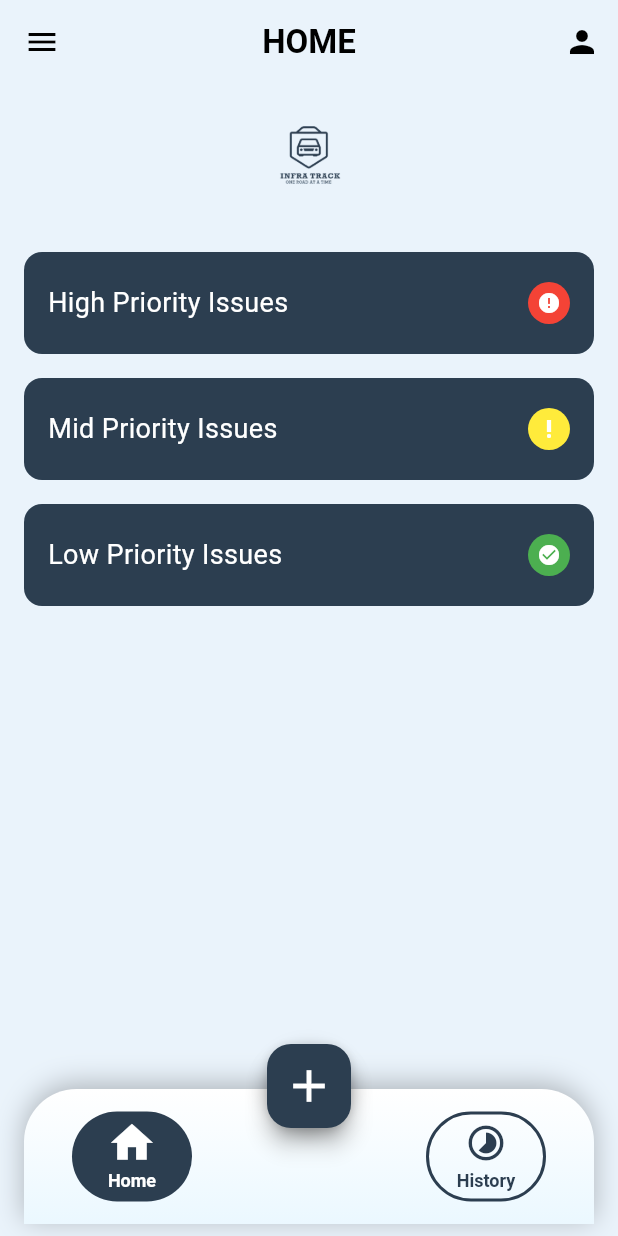
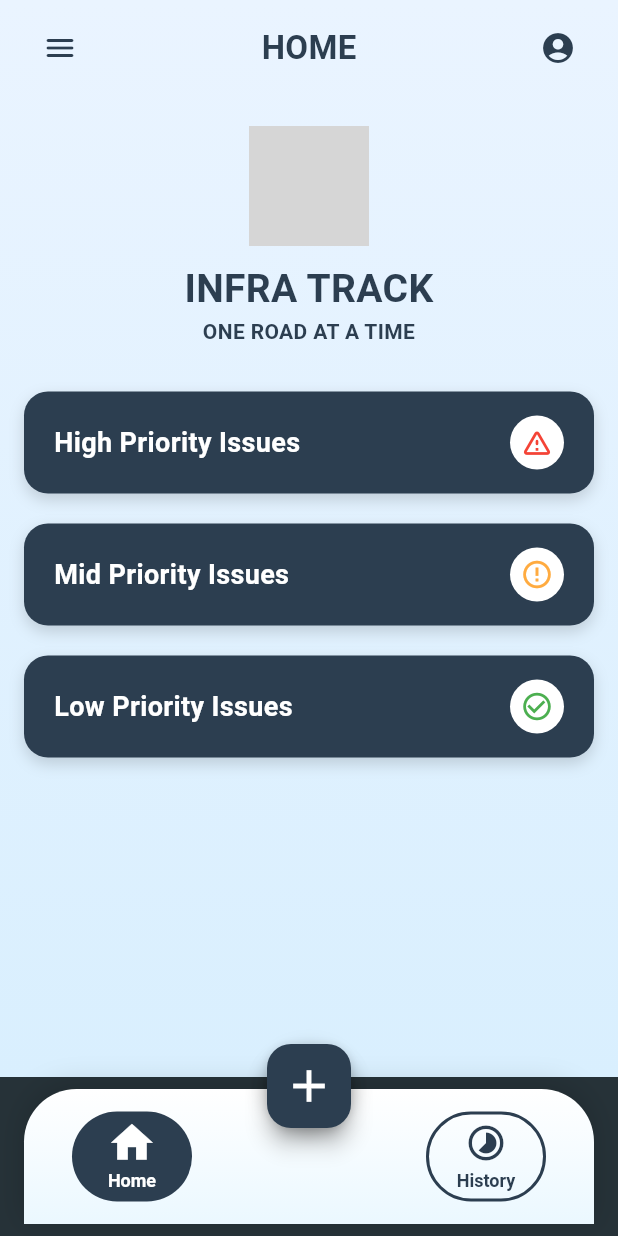
Before and after one commit to Anupakehelgamuwa2004/SDGP_G-153_Infratrack_ClientSide, a Flutter app: the HomeScreen screen opened by its route, on a phone screen of 412 x 824 dp. Run offline on Flutter 3.47's test engine with Material 3 defaults, Android fonts, the phone set to English and light mode, and no system bars; grey boxes are pictures that could not be loaded.

Commit message:
feat:fixing home page

```diff
--- a/sdgp_infratrack_clone/lib/main.dart
+++ b/sdgp_infratrack_clone/lib/main.dart
@@ -6,9 +6,7 @@ import 'package:infratrack/screens/Government_issue_screen_mid.dart';
 import 'package:infratrack/screens/home.dart';
 import 'package:infratrack/screens/login.dart';
 
-
 // Placeholder for Reset Password
-
 
 void main() {
   runApp(const MyApp());
@@ -18,7 +16,6 @@ class MyApp extends StatelessWidget {
   const MyApp({super.key});
 
   @override
-
   Widget build(BuildContext context) {
     return MaterialApp(
       debugShowCheckedModeBanner: false,
@@ -33,16 +30,12 @@ class MyApp extends StatelessWidget {
       home: const LoginScreen(), // Default starting screen
       routes: {
         "/login": (context) => const LoginScreen(),
-        "/home": (context) => const HomeScreen(),
-        "/issue_description" : (context) => const GovernmentIssueDescriptionScreen(),
-        "/Gov_high" : (context) => const GovernmentIssueScreenHigh(),
-        "/Gov_Low" : (context) => const GovernmentIssueScreenLow(),
-        "/Gov_Mid" : (context) => const GovernmentIssueScreenMid(),
-
-
-
-
-
+        "/home": (context) => HomeScreen(),
+        "/issue_description": (context) =>
+            const GovernmentIssueDescriptionScreen(),
+        "/Gov_high": (context) => const GovernmentIssueScreenHigh(),
+        "/Gov_Low": (context) => const GovernmentIssueScreenLow(),
+        "/Gov_Mid": (context) => const GovernmentIssueScreenMid(),
       },
     );
   }
--- a/sdgp_infratrack_clone/lib/screens/home.dart
+++ b/sdgp_infratrack_clone/lib/screens/home.dart
@@ -1,127 +1,158 @@
 import 'package:flutter/material.dart';
-
-void main() {
-  runApp(const InfraTrackApp());
-}
-
-class InfraTrackApp extends StatelessWidget {
-  const InfraTrackApp({Key? key}) : super(key: key);
-
-  @override
-  Widget build(BuildContext context) {
-    return MaterialApp(
-      title: 'Infra Track',
-      debugShowCheckedModeBanner: false,
-      home: const HomeScreen(),
-      routes: {
-        // Existing route for adding a new report
-        '/add_report': (context) => const AddReportScreen(),
-
-        // New routes for High, Mid, and Low priority screens
-        '/high_priority': (context) => const HighPriorityScreen(),
-        '/mid_priority': (context) => const MidPriorityScreen(),
-        '/low_priority': (context) => const LowPriorityScreen(),
-      },
-    );
-  }
-}
+import 'package:infratrack/components/bottom_navigation.dart';
 
 class HomeScreen extends StatefulWidget {
-  const HomeScreen({Key? key}) : super(key: key);
+  const HomeScreen({super.key});
 
   @override
   State<HomeScreen> createState() => _HomeScreenState();
 }
 
-class _HomeScreenState extends State<HomeScreen> {
+class _HomeScreenState extends State<HomeScreen>
+    with SingleTickerProviderStateMixin {
   int _selectedIndex = 0;
+  late AnimationController _controller;
+  late Animation<double> _scaleAnimation;
+
+  @override
+  void initState() {
+    super.initState();
+    _controller = AnimationController(
+      vsync: this,
+      duration: const Duration(milliseconds: 300),
+    );
+    _scaleAnimation = Tween<double>(begin: 0.95, end: 1.0).animate(
+      CurvedAnimation(parent: _controller, curve: Curves.easeInOut),
+    );
+    _controller.forward();
+  }
+
+  @override
+  void dispose() {
+    _controller.dispose();
+    super.dispose();
+  }
 
   void _onItemTapped(int index) {
     setState(() {
       _selectedIndex = index;
     });
-    // Add logic to switch screens if desired:
-    // if (index == 0) { /* Show home content */ }
-    // else if (index == 1) { /* Show history content */ }
   }
 
   @override
   Widget build(BuildContext context) {
     return Scaffold(
-      // Light blue-ish background
-      backgroundColor: const Color(0xFFEAF3FB),
-      appBar: AppBar(
-        backgroundColor: Colors.transparent,
-        elevation: 0,
-        leading: IconButton(
-          icon: const Icon(Icons.menu, color: Colors.black),
-          onPressed: () {
-            // Open drawer or do something else
-          },
+      // A gradient background for a softer, more polished look.
+      body: Container(
+        decoration: const BoxDecoration(
+          gradient: LinearGradient(
+            colors: [Color(0xFFEAF4FF), Color(0xFFD9EFFE)],
+            begin: Alignment.topCenter,
+            end: Alignment.bottomCenter,
           ),
-        centerTitle: true,
-        title: const Text(
-          'HOME',
-          style: TextStyle(color: Colors.black, fontWeight: FontWeight.bold),
         ),
-        actions: [
+        child: SafeArea(
+          child: ScaleTransition(
+            scale: _scaleAnimation,
+            child: Column(
+              crossAxisAlignment: CrossAxisAlignment.stretch,
+              children: [
+                // Custom AppBar
+                Container(
+                  color: Colors.transparent,
+                  padding: const EdgeInsets.symmetric(
+                      horizontal: 16.0, vertical: 8.0),
+                  child: Row(
+                    mainAxisAlignment: MainAxisAlignment.spaceBetween,
+                    children: [
                       IconButton(
-            icon: const Icon(Icons.person, color: Colors.black),
-            onPressed: () {
-              // Navigate to profile or do something else
-            },
+                        icon: const Icon(Icons.menu_rounded,
+                            color: Color(0xFF2C3E50)),
+                        onPressed: () {},
+                      ),
+                      const Text(
+                        "HOME",
+                        style: TextStyle(
+                          color: Color(0xFF2C3E50),
+                          fontSize: 22,
+                          fontWeight: FontWeight.bold,
+                        ),
+                      ),
+                      IconButton(
+                        icon: const Icon(Icons.account_circle_rounded,
+                            color: Color(0xFF2C3E50)),
+                        onPressed: () {},
                       ),
                     ],
                   ),
-      body: SingleChildScrollView(
+                ),
+
+                // Main Content
+                Expanded(
+                  child: SingleChildScrollView(
+                    padding: const EdgeInsets.symmetric(
+                        horizontal: 16, vertical: 10),
                     child: Column(
                       children: [
-            const SizedBox(height: 16),
-            Column(
-              children: [
-                // Use the full path including .png
-                SizedBox(
-                  height: 64,
-                  child: Image.asset(
-                    'assets/infra_track_logo.png',
-                    fit: BoxFit.contain,
+                        // Logo and Headings
+                        const SizedBox(height: 10),
+                        Image.asset(
+                          'assets/logo.png',
+                          height: 80,
+                        ),
+                        const SizedBox(height: 10),
+                        const Text(
+                          "INFRA TRACK",
+                          textAlign: TextAlign.center,
+                          style: TextStyle(
+                            color: Color(0xFF2C3E50),
+                            fontSize: 26,
+                            fontWeight: FontWeight.bold,
+                          ),
+                        ),
+                        const Text(
+                          "ONE ROAD AT A TIME",
+                          textAlign: TextAlign.center,
+                          style: TextStyle(
+                            color: Color(0xFF2C3E50),
+                            fontSize: 14,
+                            fontWeight: FontWeight.w600,
+                          ),
+                        ),
+                        const SizedBox(height: 30),
+
+                        // Priority Issue Cards
+                        IssueCard(
+                          title: "High Priority Issues",
+                          color: Colors.red,
+                          icon: Icons.warning_amber_rounded,
+                          onTap: () =>
+                              Navigator.pushNamed(context, "/Gov_high"),
+                        ),
+                        const SizedBox(height: 20),
+                        IssueCard(
+                          title: "Mid Priority Issues",
+                          color: Colors.orangeAccent,
+                          icon: Icons.error_outline,
+                          onTap: () => Navigator.pushNamed(context, "/Gov_mid"),
+                        ),
+                        const SizedBox(height: 20),
+                        IssueCard(
+                          title: "Low Priority Issues",
+                          color: Colors.green,
+                          icon: Icons.check_circle_outline,
+                          onTap: () => Navigator.pushNamed(context, "/Gov_low"),
+                        ),
+                      ],
+                    ),
                   ),
                 ),
               ],
             ),
-            const SizedBox(height: 24),
-            // High Priority Issues
-            _PriorityCard(
-              label: 'High Priority Issues',
-              circleColor: Colors.red,
-              icon: Icons.error,
-              onTap: () {
-                Navigator.pushNamed(context, "/Government_issue_screen_high");
-              },
-            ),
-            // Mid Priority Issues
-            _PriorityCard(
-              label: 'Mid Priority Issues',
-              circleColor: Colors.yellow,
-              icon: Icons.priority_high,
-              onTap: () {
-                Navigator.pushNamed(context, "/Government_issue_screen_mid");
-              },
-            ),
-            // Low Priority Issues
-            _PriorityCard(
-              label: 'Low Priority Issues',
-              circleColor: Colors.green,
-              icon: Icons.check_circle,
-              onTap: () {
-                Navigator.pushNamed(context, "/Government_issue_screen_low");
-              },
-            ),
-            const SizedBox(height: 32),
-          ],
           ),
         ),
-      // Use the custom BottomNavigation widget:
+      ),
+      // Use your existing BottomNavigation
       bottomNavigationBar: BottomNavigation(
         selectedIndex: _selectedIndex,
         onItemTapped: _onItemTapped,
@@ -130,270 +161,106 @@ class _HomeScreenState extends State<HomeScreen> {
   }
 }
 
-class _PriorityCard extends StatelessWidget {
-  final String label;
-  final Color circleColor;
+class IssueCard extends StatefulWidget {
+  final String title;
+  final Color color;
   final IconData icon;
   final VoidCallback onTap;
 
-  const _PriorityCard({
-    Key? key,
-    required this.label,
-    required this.circleColor,
+  const IssueCard({
+    super.key,
+    required this.title,
+    required this.color,
     required this.icon,
     required this.onTap,
-  }) : super(key: key);
+  });
+
+  @override
+  State<IssueCard> createState() => _IssueCardState();
+}
+
+class _IssueCardState extends State<IssueCard>
+    with SingleTickerProviderStateMixin {
+  late AnimationController _hoverController;
+  late Animation<double> _hoverAnimation;
+
+  @override
+  void initState() {
+    super.initState();
+    _hoverController = AnimationController(
+      vsync: this,
+      duration: const Duration(milliseconds: 200),
+      lowerBound: 0.0,
+      upperBound: 0.03, // a slight “lift” on press
+    );
+    _hoverAnimation =
+        Tween<double>(begin: 1.0, end: 1.03).animate(_hoverController);
+  }
+
+  @override
+  void dispose() {
+    _hoverController.dispose();
+    super.dispose();
+  }
+
+  void _onPressDown(TapDownDetails _) {
+    _hoverController.forward();
+  }
+
+  void _onPressUp(TapUpDetails _) {
+    _hoverController.reverse();
+  }
+
+  void _onPressCancel() {
+    _hoverController.reverse();
+  }
 
   @override
   Widget build(BuildContext context) {
     return GestureDetector(
-      onTap: onTap,
+      onTapDown: _onPressDown,
+      onTapUp: _onPressUp,
+      onTapCancel: _onPressCancel,
+      onTap: widget.onTap,
+      child: ScaleTransition(
+        scale: _hoverAnimation,
         child: Container(
-        margin: const EdgeInsets.symmetric(horizontal: 16, vertical: 8),
-        padding: const EdgeInsets.symmetric(horizontal: 16, vertical: 20),
+          padding: const EdgeInsets.symmetric(vertical: 16, horizontal: 20),
           decoration: BoxDecoration(
             color: const Color(0xFF2C3E50),
-          borderRadius: BorderRadius.circular(12),
+            borderRadius: BorderRadius.circular(16),
+            boxShadow: [
+              BoxShadow(
+                color: Colors.black.withOpacity(0.15),
+                blurRadius: 8,
+                offset: const Offset(0, 4),
+              ),
+            ],
           ),
           child: Row(
             mainAxisAlignment: MainAxisAlignment.spaceBetween,
             children: [
               Text(
-              label,
+                widget.title,
                 style: const TextStyle(
                   color: Colors.white,
+                  fontWeight: FontWeight.w700,
                   fontSize: 18,
                 ),
               ),
-            Container(
-              width: 28,
-              height: 28,
-              decoration: BoxDecoration(
-                color: circleColor,
-                shape: BoxShape.circle,
+              CircleAvatar(
+                backgroundColor: Colors.white,
+                radius: 18,
+                child: Icon(
+                  widget.icon,
+                  color: widget.color,
+                  size: 22,
                 ),
-              child: Icon(icon, color: Colors.white, size: 16),
               ),
             ],
+          ),
         ),
       ),
     );
   }
 }
-
-// Dummy screen to show if FAB is tapped to add a report
-class AddReportScreen extends StatelessWidget {
-  const AddReportScreen({Key? key}) : super(key: key);
-
-  @override
-  Widget build(BuildContext context) {
-    return Scaffold(
-      appBar: AppBar(
-        title: const Text('Add Report'),
-      ),
-      body: const Center(
-        child: Text('Add Report Screen'),
-      ),
-    );
-  }
-}
-
-// BELOW IS YOUR BOTTOM NAVIGATION WIDGET EXACTLY AS GIVEN:
-
-class BottomNavigation extends StatelessWidget {
-  final int selectedIndex;
-  final Function(int) onItemTapped;
-
-  const BottomNavigation({
-    super.key,
-    required this.selectedIndex,
-    required this.onItemTapped,
-  });
-
-  @override
-  Widget build(BuildContext context) {
-    return SafeArea(
-      // Ensures the nav bar doesn't overlap system UI elements
-      child: Container(
-        margin: const EdgeInsets.symmetric(horizontal: 16, vertical: 8),
-        padding: const EdgeInsets.symmetric(horizontal: 32),
-        height: 90,
-        decoration: BoxDecoration(
-          gradient: const LinearGradient(
-            colors: [Color(0xFFFFFFFF), Color(0xFFEBF8FF)],
-            begin: Alignment.topCenter,
-            end: Alignment.bottomCenter,
-          ),
-          borderRadius: const BorderRadius.only(
-            topLeft: Radius.circular(35),
-            topRight: Radius.circular(35),
-          ),
-          boxShadow: [
-            BoxShadow(
-              color: Colors.black26,
-              blurRadius: 15,
-              offset: const Offset(0, -3),
-            ),
-          ],
-        ),
-        child: Stack(
-          clipBehavior: Clip.none,
-          alignment: Alignment.center,
-          children: [
-            // Row with two interactive nav items.
-            Row(
-              mainAxisAlignment: MainAxisAlignment.spaceBetween,
-              children: [
-                NavItem(
-                  icon: Icons.home,
-                  label: "Home",
-                  isSelected: selectedIndex == 0,
-                  onTap: () => onItemTapped(0),
-                ),
-                NavItem(
-                  icon: Icons.timelapse, // Modern icon for history
-                  label: "History",
-                  isSelected: selectedIndex == 1,
-                  onTap: () => onItemTapped(1),
-                ),
-              ],
-            ),
-            // Center FAB positioned to overlap the nav bar.
-            Positioned(
-              top: -30,
-              child: Container(
-                decoration: BoxDecoration(
-                  shape: BoxShape.circle,
-                  boxShadow: [
-                    BoxShadow(
-                      color: Colors.black.withOpacity(0.3),
-                      blurRadius: 10,
-                      offset: const Offset(0, 4),
-                    ),
-                  ],
-                ),
-                child: FloatingActionButton(
-                  backgroundColor: const Color(0xFF2C3E50),
-                  onPressed: () {
-                    Navigator.pushNamed(context, "/add_report");
-                  },
-                  child: const Icon(Icons.add, size: 36, color: Colors.white),
-                ),
-              ),
-            ),
-          ],
-        ),
-      ),
-    );
-  }
-}
-
-class NavItem extends StatelessWidget {
-  final IconData icon;
-  final String label;
-  final bool isSelected;
-  final VoidCallback onTap;
-
-  const NavItem({
-    super.key,
-    required this.icon,
-    required this.label,
-    required this.isSelected,
-    required this.onTap,
-  });
-
-  @override
-  Widget build(BuildContext context) {
-    return GestureDetector(
-      onTap: onTap,
-      child: AnimatedContainer(
-        duration: const Duration(milliseconds: 300),
-        curve: Curves.easeOut,
-        width: 80,
-        height: 60,
-        decoration: BoxDecoration(
-          color: isSelected ? const Color(0xFF2C3E50) : Colors.transparent,
-          borderRadius: BorderRadius.circular(30),
-          border: isSelected
-              ? null
-              : Border.all(color: const Color(0xFF2C3E50), width: 2),
-        ),
-        child: Column(
-          mainAxisAlignment: MainAxisAlignment.center,
-          children: [
-            AnimatedScale(
-              scale: isSelected ? 1.2 : 1.0,
-              duration: const Duration(milliseconds: 300),
-              curve: Curves.easeOut,
-              child: Icon(
-                icon,
-                color: isSelected ? Colors.white : const Color(0xFF2C3E50),
-                size: 28,
-              ),
-            ),
-            const SizedBox(height: 4),
-            AnimatedDefaultTextStyle(
-              duration: const Duration(milliseconds: 300),
-              style: TextStyle(
-                color: isSelected ? Colors.white : const Color(0xFF2C3E50),
-                fontSize: 12,
-                fontWeight: FontWeight.w600,
-              ),
-              child: Text(label),
-            ),
-          ],
-        ),
-      ),
-    );
-  }
-}
-
-// Below are example placeholders for High, Mid, and Low priority screens.
-// If you already have these screens in separate files, import and use them.
-class HighPriorityScreen extends StatelessWidget {
-  const HighPriorityScreen({Key? key}) : super(key: key);
-
-  @override
-  Widget build(BuildContext context) {
-    return Scaffold(
-      appBar: AppBar(
-        title: const Text('High Priority Issues'),
-      ),
-      body: const Center(
-        child: Text('High Priority Issues Screen'),
-      ),
-    );
-  }
-}
-
-class MidPriorityScreen extends StatelessWidget {
-  const MidPriorityScreen({Key? key}) : super(key: key);
-
-  @override
-  Widget build(BuildContext context) {
-    return Scaffold(
-      appBar: AppBar(
-        title: const Text('Mid Priority Issues'),
-      ),
-      body: const Center(
-        child: Text('Mid Priority Issues Screen'),
-      ),
-    );
-  }
-}
-
-class LowPriorityScreen extends StatelessWidget {
-  const LowPriorityScreen({Key? key}) : super(key: key);
-
-  @override
-  Widget build(BuildContext context) {
-    return Scaffold(
-      appBar: AppBar(
-        title: const Text('Low Priority Issues'),
-      ),
-      body: const Center(
-        child: Text('Low Priority Issues Screen'),
-      ),
-    );
-  }
-}
```
Also changed, not shown: sdgp_infratrack_clone/pubspec.yaml (+0 -7 lines), sdgp_infratrack_clone/pubspec.lock. Lines whose indentation alone changed are shown as unchanged.
